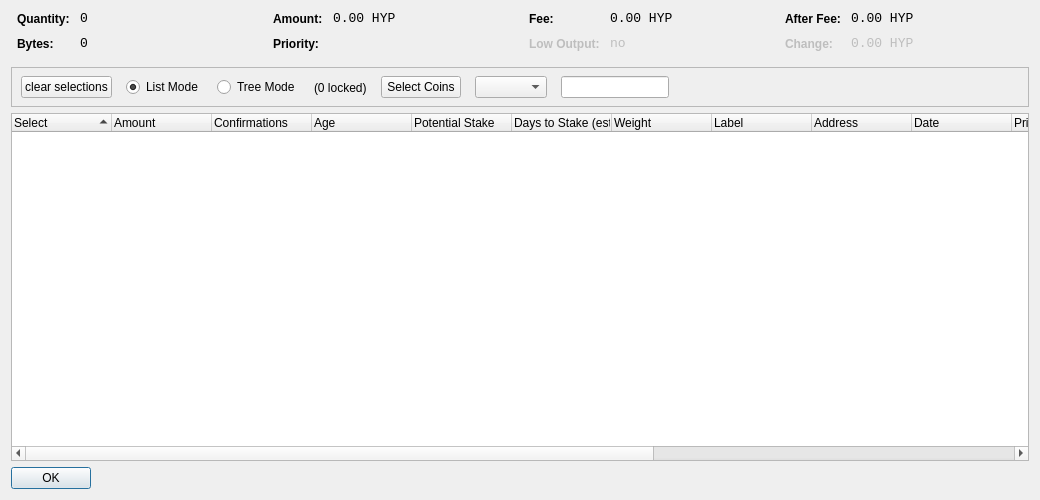
regtable/ratecoin, file src/qt/forms/coincontroldialog.ui: the form before one commit.
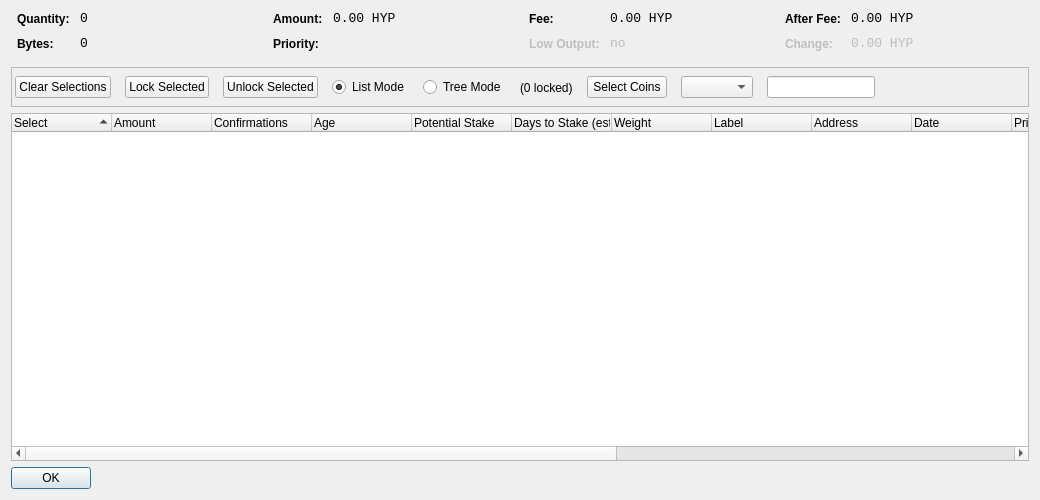
The form after the commit. Custom widgets are drawn as their Qt base class.

Commit message: Add Lock/Unlock coins button to coin control dialog

Patch:
```diff
--- a/src/qt/forms/coincontroldialog.ui
+++ b/src/qt/forms/coincontroldialog.ui
@@ -376,13 +376,13 @@
      <widget class="QWidget" name="horizontalLayoutWidget">
       <property name="geometry">
        <rect>
-        <x>10</x>
+        <x>4</x>
         <y>0</y>
-        <width>781</width>
+        <width>951</width>
         <height>41</height>
        </rect>
       </property>
-      <layout class="QHBoxLayout" name="horizontalLayoutPanel" stretch="0,0,0,0,0,0,0">
+      <layout class="QHBoxLayout" name="horizontalLayoutPanel" stretch="0,0,0,0,0,0,0,0,0,0">
        <property name="spacing">
         <number>14</number>
        </property>
@@ -395,7 +395,21 @@
           </sizepolicy>
          </property>
          <property name="text">
-          <string>clear selections</string>
+          <string>Clear Selections</string>
+         </property>
+        </widget>
+       </item>
+       <item>
+        <widget class="QPushButton" name="pushButtonLockUTXO">
+         <property name="text">
+          <string>Lock Selected</string>
+         </property>
+        </widget>
+       </item>
+       <item>
+        <widget class="QPushButton" name="pushButtonUnlockUTXO">
+         <property name="text">
+          <string>Unlock Selected</string>
          </property>
         </widget>
        </item>
@@ -491,7 +505,7 @@
       <bool>false</bool>
      </property>
      <property name="columnCount">
-      <number>16</number>
+      <number>17</number>
      </property>
      <attribute name="headerShowSortIndicator" stdset="0">
       <bool>true</bool>
```
The commit also changes 3 other files.
